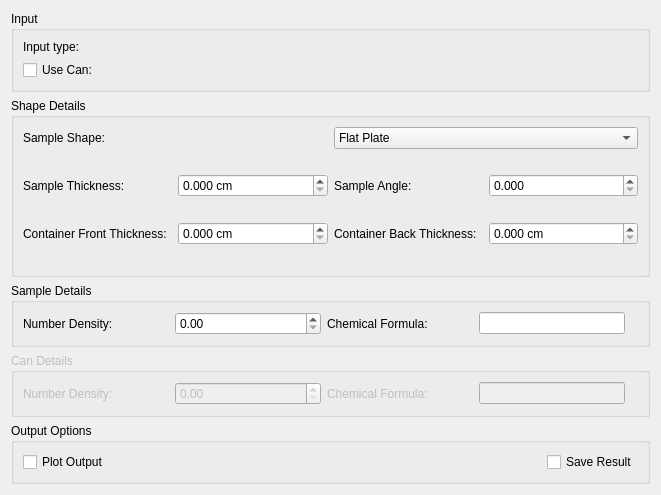
First picture: the form in Code/Mantid/MantidQt/CustomInterfaces/inc/MantidQtCustomInterfaces/Indirect/CalcCorr.ui, repository mantidproject/mantid, before the edit.
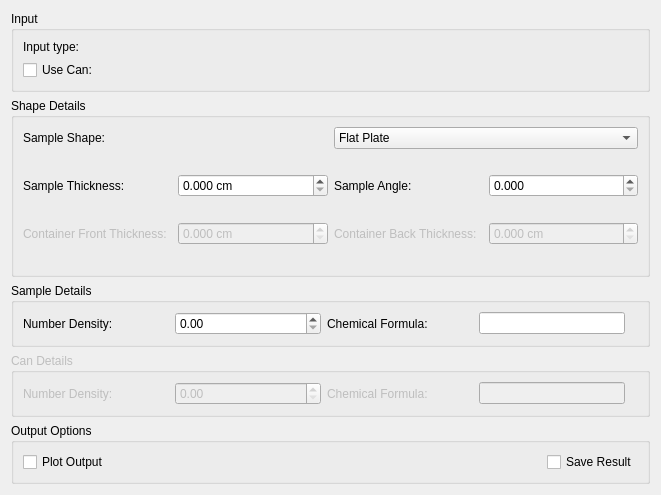
Second picture: the form after the edit. Custom widgets are drawn as their Qt base class.

Commit message:
Disable can otpions when there is no can
Refs #11480

```diff
--- a/Code/Mantid/MantidQt/CustomInterfaces/inc/MantidQtCustomInterfaces/Indirect/CalcCorr.ui
+++ b/Code/Mantid/MantidQt/CustomInterfaces/inc/MantidQtCustomInterfaces/Indirect/CalcCorr.ui
@@ -152,6 +152,9 @@
           </item>
           <item row="3" column="0">
            <widget class="QLabel" name="lbFlatCanFrontThickness">
+            <property name="enabled">
+             <bool>false</bool>
+            </property>
             <property name="text">
              <string>Container Front Thickness:</string>
             </property>
@@ -159,6 +162,9 @@
           </item>
           <item row="3" column="2">
            <widget class="QLabel" name="lbFlatCanBackThickness">
+            <property name="enabled">
+             <bool>false</bool>
+            </property>
             <property name="text">
              <string>Container Back Thickness:</string>
             </property>
@@ -166,6 +172,9 @@
           </item>
           <item row="3" column="3">
            <widget class="QDoubleSpinBox" name="spFlatCanBackThickness">
+            <property name="enabled">
+             <bool>false</bool>
+            </property>
             <property name="suffix">
              <string> cm</string>
             </property>
@@ -186,6 +195,9 @@
           </item>
           <item row="3" column="1">
            <widget class="QDoubleSpinBox" name="spFlatCanFrontThickness">
+            <property name="enabled">
+             <bool>false</bool>
+            </property>
             <property name="suffix">
              <string> cm</string>
             </property>
```
Left out of the diff: 102 changed lines with no effect on the pictures.
